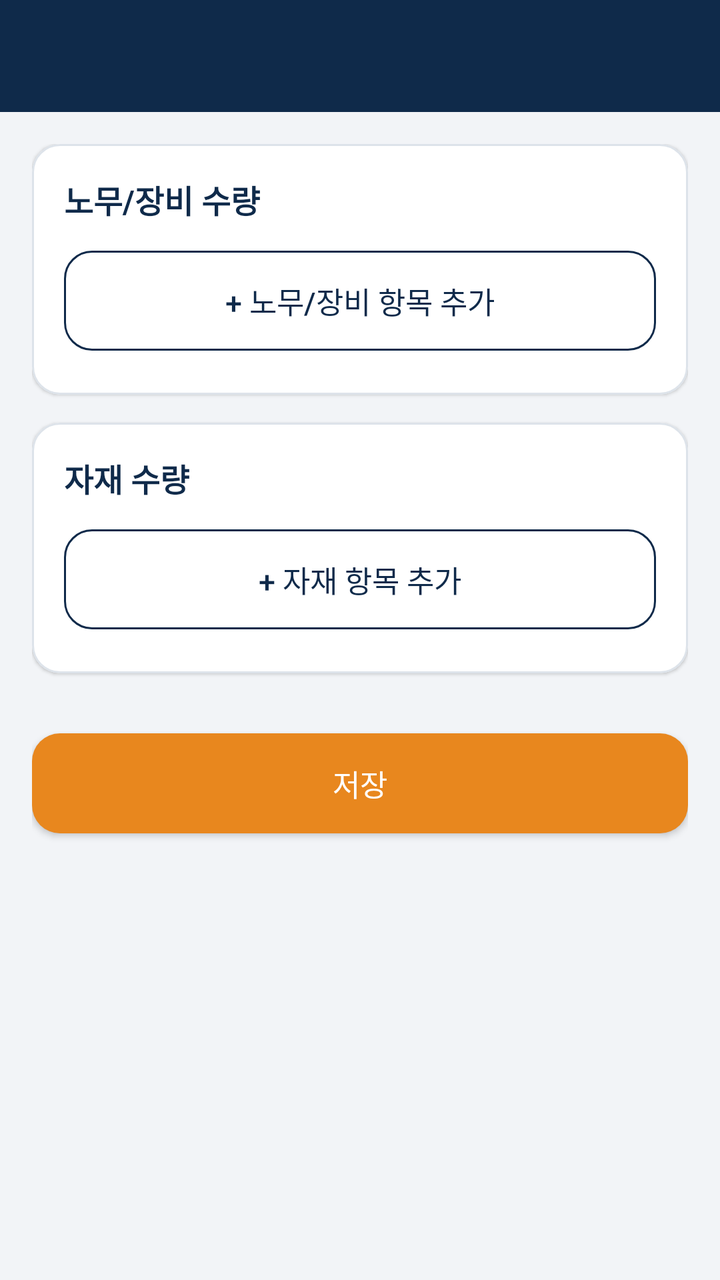
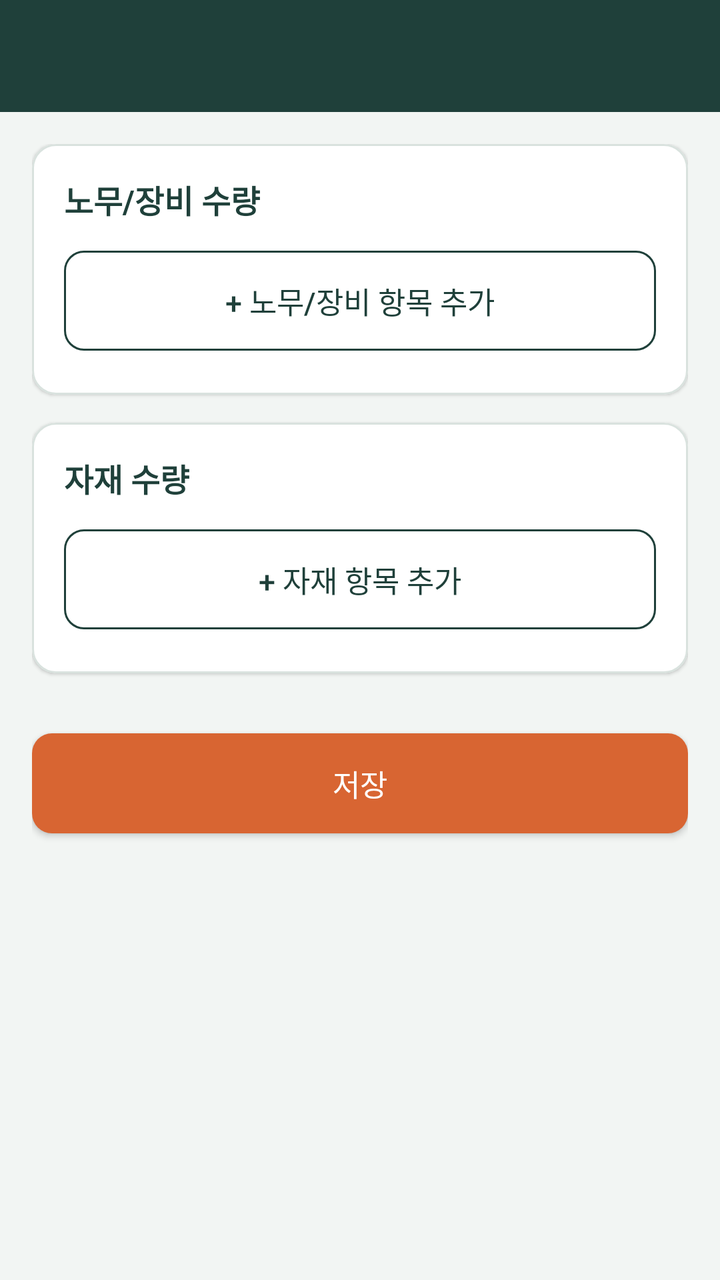

Compare the two renders of this Android layout. The source of the first and the diff that turns it into the second are given below.
<!-- AndroidManifest.xml: application theme Theme.Jijang -->
<!-- res/layout/activity_work_quantity.xml -->
<?xml version="1.0" encoding="utf-8"?>
<LinearLayout xmlns:android="http://schemas.android.com/apk/res/android"
    xmlns:app="http://schemas.android.com/apk/res-auto"
    android:layout_width="match_parent"
    android:layout_height="match_parent"
    android:orientation="vertical"
    android:background="@color/background">

    <androidx.appcompat.widget.Toolbar
        android:id="@+id/toolbar"
        android:layout_width="match_parent"
        android:layout_height="?attr/actionBarSize"
        android:background="@color/primary"
        android:title="원가계산 수량 입력"
        android:titleTextColor="@color/on_primary" />

    <ScrollView
        android:layout_width="match_parent"
        android:layout_height="0dp"
        android:layout_weight="1">

        <LinearLayout
            android:layout_width="match_parent"
            android:layout_height="wrap_content"
            android:orientation="vertical"
            android:padding="16dp">

            <com.google.android.material.card.MaterialCardView
                android:layout_width="match_parent"
                android:layout_height="wrap_content"
                android:layout_marginBottom="14dp"
                app:cardCornerRadius="14dp"
                app:cardElevation="1dp"
                app:strokeColor="@color/line"
                app:strokeWidth="1dp">

                <LinearLayout
                    android:layout_width="match_parent"
                    android:layout_height="wrap_content"
                    android:orientation="vertical"
                    android:padding="16dp">

                    <TextView
                        style="@style/SectionHeader"
                        android:layout_marginTop="0dp"
                        android:text="노무/장비 수량" />
                    <LinearLayout
                        android:id="@+id/containerLabor"
                        android:layout_width="match_parent"
                        android:layout_height="wrap_content"
                        android:orientation="vertical" />
                    <com.google.android.material.button.MaterialButton
                        android:id="@+id/buttonAddLabor"
                        style="@style/Widget.Jijang.Button.Outlined"
                        android:layout_width="match_parent"
                        android:layout_height="wrap_content"
                        android:text="+ 노무/장비 항목 추가" />
                </LinearLayout>
            </com.google.android.material.card.MaterialCardView>

            <com.google.android.material.card.MaterialCardView
                android:layout_width="match_parent"
                android:layout_height="wrap_content"
                android:layout_marginBottom="4dp"
                app:cardCornerRadius="14dp"
                app:cardElevation="1dp"
                app:strokeColor="@color/line"
                app:strokeWidth="1dp">

                <LinearLayout
                    android:layout_width="match_parent"
                    android:layout_height="wrap_content"
                    android:orientation="vertical"
                    android:padding="16dp">

                    <TextView
                        style="@style/SectionHeader"
                        android:layout_marginTop="0dp"
                        android:text="자재 수량" />
                    <LinearLayout
                        android:id="@+id/containerMaterial"
                        android:layout_width="match_parent"
                        android:layout_height="wrap_content"
                        android:orientation="vertical" />
                    <com.google.android.material.button.MaterialButton
                        android:id="@+id/buttonAddMaterial"
                        style="@style/Widget.Jijang.Button.Outlined"
                        android:layout_width="match_parent"
                        android:layout_height="wrap_content"
                        android:text="+ 자재 항목 추가" />
                </LinearLayout>
            </com.google.android.material.card.MaterialCardView>

            <com.google.android.material.button.MaterialButton
                android:id="@+id/buttonSave"
                android:layout_width="match_parent"
                android:layout_height="wrap_content"
                android:layout_marginTop="20dp"
                android:layout_marginBottom="24dp"
                android:text="저장" />

        </LinearLayout>
    </ScrollView>
</LinearLayout>
<!-- resources referenced by this layout -->
<resources>
  <color name="background">#F2F4F7</color>
  <color name="line">#DDE3EA</color>
  <color name="on_primary">#FFFFFF</color>
  <color name="primary">#0F2A4A</color>
  <style name="SectionHeader">
          <item name="android:layout_width">match_parent</item>
          <item name="android:layout_height">wrap_content</item>
          <item name="android:layout_marginTop">20dp</item>
          <item name="android:layout_marginBottom">8dp</item>
          <item name="android:textColor">@color/primary</item>
          <item name="android:textSize">16sp</item>
          <item name="android:textStyle">bold</item>
      </style>
  <style name="Widget.Jijang.Button.Outlined" parent="Widget.MaterialComponents.Button.OutlinedButton">
          <item name="android:textColor">@color/primary</item>
          <item name="strokeColor">@color/primary</item>
          <item name="android:textAllCaps">false</item>
          <item name="android:textSize">15sp</item>
          <item name="android:paddingTop">14dp</item>
          <item name="android:paddingBottom">14dp</item>
          <item name="android:letterSpacing">0</item>
      </style>
  <style name="Theme.Jijang" parent="Theme.MaterialComponents.DayNight.NoActionBar">
          <item name="colorPrimary">@color/primary</item>
          <item name="colorPrimaryDark">@color/primary_dark</item>
          <item name="colorOnPrimary">@color/on_primary</item>
          <item name="colorSecondary">@color/accent</item>
          <item name="colorOnSecondary">@color/on_accent</item>
          <item name="android:windowBackground">@color/background</item>
  
          
          <item name="shapeAppearanceSmallComponent">@style/ShapeAppearance.Jijang.SmallComponent</item>
  
          <item name="materialButtonStyle">@style/Widget.Jijang.Button</item>
          <item name="materialButtonOutlinedStyle">@style/Widget.Jijang.Button.Outlined</item>
          <item name="borderlessButtonStyle">@style/Widget.Jijang.Button.Text</item>
      </style>
  <color name="primary_dark">#081A30</color>
  <color name="accent">#E8871E</color>
  <color name="on_accent">#FFFFFF</color>
  <style name="ShapeAppearance.Jijang.SmallComponent" parent="ShapeAppearance.MaterialComponents.SmallComponent">
          <item name="cornerSize">14dp</item>
      </style>
  <style name="Widget.Jijang.Button" parent="Widget.MaterialComponents.Button">
          <item name="backgroundTint">@color/accent</item>
          <item name="android:textColor">@color/on_accent</item>
          <item name="android:textAllCaps">false</item>
          <item name="android:textSize">15sp</item>
          <item name="android:paddingTop">14dp</item>
          <item name="android:paddingBottom">14dp</item>
          <item name="android:letterSpacing">0</item>
      </style>
  <style name="Widget.Jijang.Button.Text" parent="Widget.MaterialComponents.Button.TextButton">
          <item name="android:textColor">@color/accent_dark</item>
          <item name="android:textAllCaps">false</item>
          <item name="android:letterSpacing">0</item>
      </style>
  <color name="accent_dark">#C96F0F</color>
</resources>

<!-- the commit's change to res/layout/activity_work_quantity.xml (unified diff, before → after) -->
@@ -29,8 +29,8 @@
                 android:layout_width="match_parent"
                 android:layout_height="wrap_content"
                 android:layout_marginBottom="14dp"
-                app:cardCornerRadius="14dp"
-                app:cardElevation="1dp"
+                app:cardCornerRadius="@dimen/card_radius"
+                app:cardElevation="@dimen/card_elevation"
                 app:strokeColor="@color/line"
                 app:strokeWidth="1dp">
 
@@ -62,8 +62,8 @@
                 android:layout_width="match_parent"
                 android:layout_height="wrap_content"
                 android:layout_marginBottom="4dp"
-                app:cardCornerRadius="14dp"
-                app:cardElevation="1dp"
+                app:cardCornerRadius="@dimen/card_radius"
+                app:cardElevation="@dimen/card_elevation"
                 app:strokeColor="@color/line"
                 app:strokeWidth="1dp">
 
<!-- resource entries referenced after the edit -->
@@ -1,9 +1,11 @@
 <!-- resources referenced by this layout -->
 <resources>
-  <color name="background">#F2F4F7</color>
-  <color name="line">#DDE3EA</color>
+  <color name="background">#F2F5F3</color>
+  <color name="line">#D9E2DE</color>
   <color name="on_primary">#FFFFFF</color>
-  <color name="primary">#0F2A4A</color>
+  <color name="primary">#1F403A</color>
+  <dimen name="card_elevation">1dp</dimen>
+  <dimen name="card_radius">12dp</dimen>
   <style name="SectionHeader">
           <item name="android:layout_width">match_parent</item>
           <item name="android:layout_height">wrap_content</item>
@@ -28,6 +30,7 @@
           <item name="colorOnPrimary">@color/on_primary</item>
           <item name="colorSecondary">@color/accent</item>
           <item name="colorOnSecondary">@color/on_accent</item>
+          <item name="android:colorAccent">@color/accent</item>
           <item name="android:windowBackground">@color/background</item>
   
           
@@ -37,11 +40,11 @@
           <item name="materialButtonOutlinedStyle">@style/Widget.Jijang.Button.Outlined</item>
           <item name="borderlessButtonStyle">@style/Widget.Jijang.Button.Text</item>
       </style>
-  <color name="primary_dark">#081A30</color>
-  <color name="accent">#E8871E</color>
+  <color name="primary_dark">#102C27</color>
+  <color name="accent">#D86532</color>
   <color name="on_accent">#FFFFFF</color>
   <style name="ShapeAppearance.Jijang.SmallComponent" parent="ShapeAppearance.MaterialComponents.SmallComponent">
-          <item name="cornerSize">14dp</item>
+          <item name="cornerSize">10dp</item>
       </style>
   <style name="Widget.Jijang.Button" parent="Widget.MaterialComponents.Button">
           <item name="backgroundTint">@color/accent</item>
@@ -57,6 +60,6 @@
           <item name="android:textAllCaps">false</item>
           <item name="android:letterSpacing">0</item>
       </style>
-  <color name="accent_dark">#C96F0F</color>
+  <color name="accent_dark">#B94925</color>
 </resources>
 
